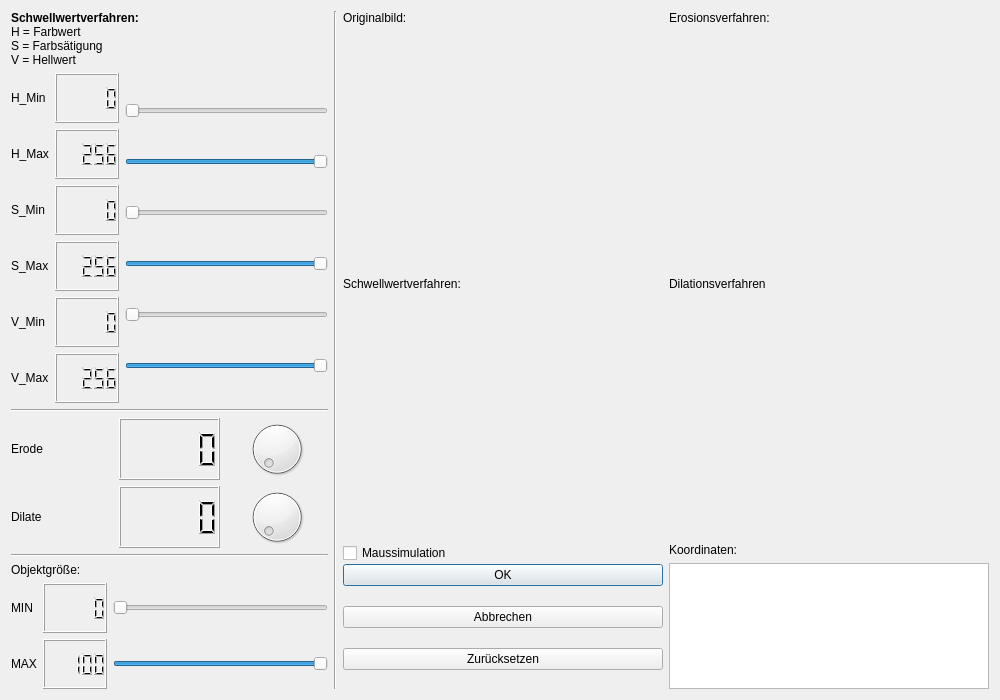
This is propertieswindow.ui in Softwarebaecker/Tisch as Qt 5 draws it before an edit. The edited form follows.
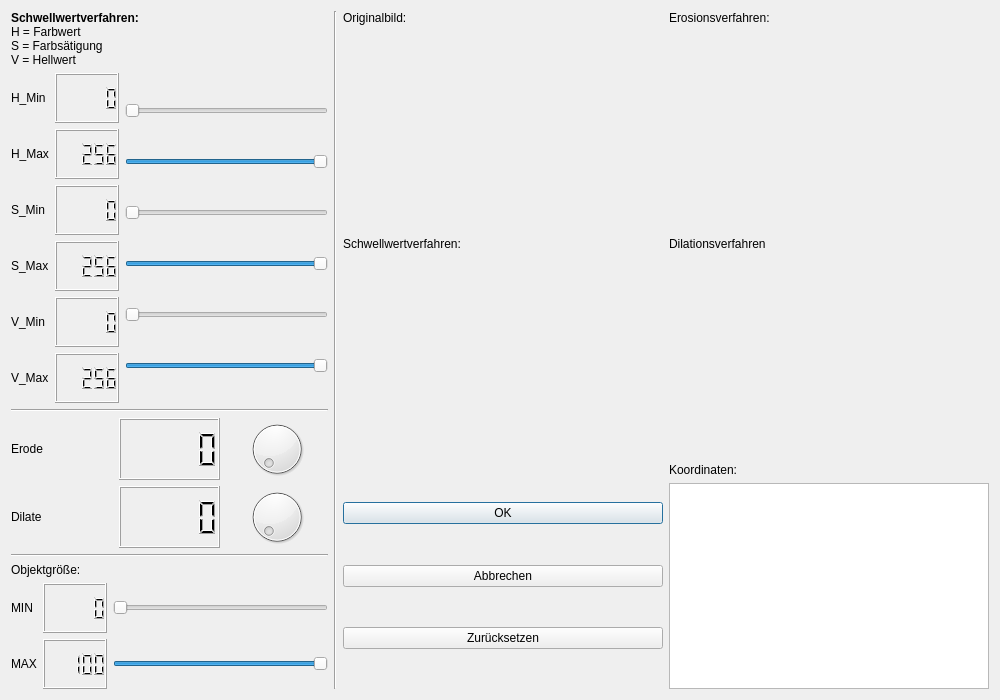
This is the edited form.

Diff of the .ui file:
```diff
--- a/propertieswindow.ui
+++ b/propertieswindow.ui
@@ -512,13 +512,13 @@
              <property name="minimumSize">
               <size>
                <width>320</width>
-               <height>240</height>
+               <height>200</height>
               </size>
              </property>
              <property name="maximumSize">
               <size>
                <width>320</width>
-               <height>240</height>
+               <height>200</height>
               </size>
              </property>
              <property name="autoFillBackground">
@@ -541,13 +541,13 @@
              <property name="minimumSize">
               <size>
                <width>320</width>
-               <height>240</height>
+               <height>200</height>
               </size>
              </property>
              <property name="maximumSize">
               <size>
                <width>320</width>
-               <height>240</height>
+               <height>200</height>
               </size>
              </property>
              <property name="autoFillBackground">
@@ -579,19 +579,6 @@
              <property name="sizeConstraint">
               <enum>QLayout::SetMinimumSize</enum>
              </property>
-             <item>
-              <widget class="QCheckBox" name="checkBox">
-               <property name="layoutDirection">
-                <enum>Qt::LeftToRight</enum>
-               </property>
-               <property name="autoFillBackground">
-                <bool>true</bool>
-               </property>
-               <property name="text">
-                <string>Maussimulation</string>
-               </property>
-              </widget>
-             </item>
              <item>
               <widget class="QPushButton" name="button_OK">
                <property name="text">
@@ -670,13 +657,13 @@
              <property name="minimumSize">
               <size>
                <width>320</width>
-               <height>240</height>
+               <height>200</height>
               </size>
              </property>
              <property name="maximumSize">
               <size>
                <width>320</width>
-               <height>240</height>
+               <height>200</height>
               </size>
              </property>
              <property name="autoFillBackground">
@@ -699,13 +686,13 @@
              <property name="minimumSize">
               <size>
                <width>320</width>
-               <height>240</height>
+               <height>200</height>
               </size>
              </property>
              <property name="maximumSize">
               <size>
                <width>320</width>
-               <height>240</height>
+               <height>200</height>
               </size>
              </property>
              <property name="autoFillBackground">
```
